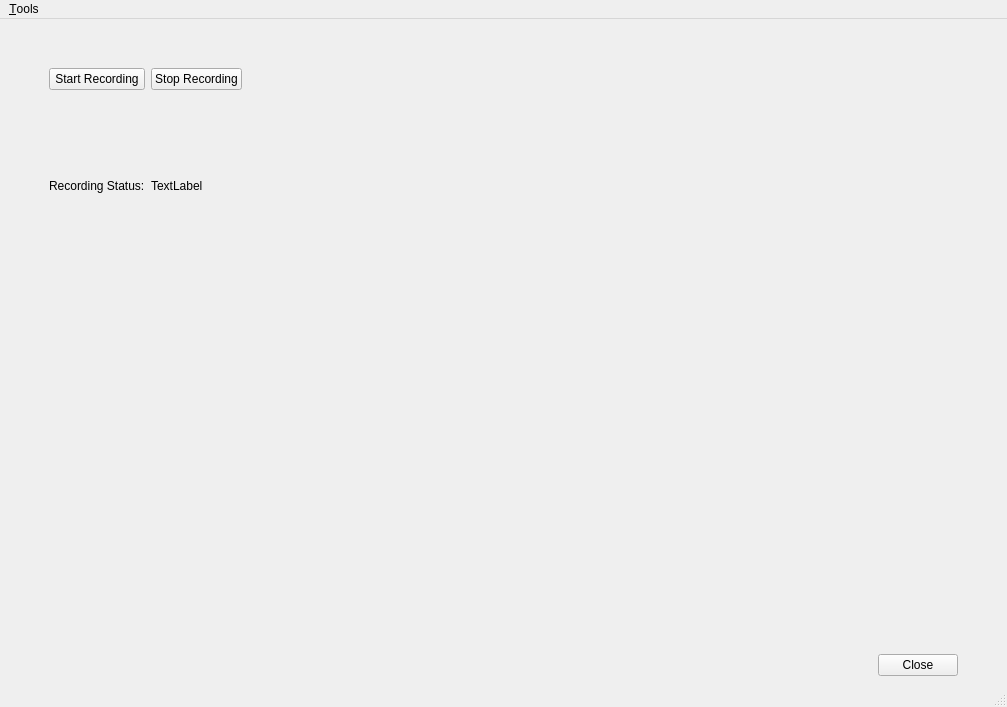
This is src/ui/main.ui in Achicken7301/boxqt as Qt 5 draws it before an edit. The edited form follows.
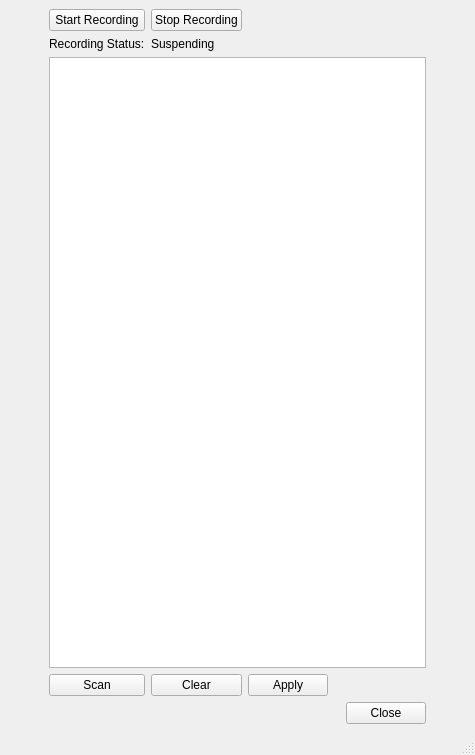
This is the edited form. Custom widgets are drawn as their Qt base class.

```diff
--- a/src/ui/main.ui
+++ b/src/ui/main.ui
@@ -6,8 +6,8 @@
    <rect>
     <x>0</x>
     <y>0</y>
-    <width>1007</width>
-    <height>707</height>
+    <width>457</width>
+    <height>755</height>
    </rect>
   </property>
   <property name="windowTitle">
@@ -15,137 +15,136 @@
   </property>
   <widget class="QWidget" name="centralwidget">
    <layout class="QGridLayout" name="gridLayout">
-    <item row="1" column="2">
+    <item row="6" column="8">
+     <spacer name="horizontalSpacer_5">
+      <property name="orientation">
+       <enum>Qt::Horizontal</enum>
+      </property>
+      <property name="sizeType">
+       <enum>QSizePolicy::Minimum</enum>
+      </property>
+      <property name="sizeHint" stdset="0">
+       <size>
+        <width>40</width>
+        <height>20</height>
+       </size>
+      </property>
+     </spacer>
+    </item>
+    <item row="5" column="6">
+     <spacer name="horizontalSpacer_4">
+      <property name="orientation">
+       <enum>Qt::Horizontal</enum>
+      </property>
+      <property name="sizeHint" stdset="0">
+       <size>
+        <width>40</width>
+        <height>20</height>
+       </size>
+      </property>
+     </spacer>
+    </item>
+    <item row="0" column="0">
+     <spacer name="horizontalSpacer_3">
+      <property name="orientation">
+       <enum>Qt::Horizontal</enum>
+      </property>
+      <property name="sizeType">
+       <enum>QSizePolicy::Minimum</enum>
+      </property>
+      <property name="sizeHint" stdset="0">
+       <size>
+        <width>40</width>
+        <height>20</height>
+       </size>
+      </property>
+     </spacer>
+    </item>
+    <item row="5" column="4">
+     <widget class="QPushButton" name="pushButton_4">
+      <property name="text">
+       <string>Apply</string>
+      </property>
+     </widget>
+    </item>
+    <item row="6" column="2" colspan="5">
+     <spacer name="horizontalSpacer">
+      <property name="orientation">
+       <enum>Qt::Horizontal</enum>
+      </property>
+      <property name="sizeHint" stdset="0">
+       <size>
+        <width>40</width>
+        <height>20</height>
+       </size>
+      </property>
+     </spacer>
+    </item>
+    <item row="6" column="7">
+     <widget class="QPushButton" name="pushButton_2">
+      <property name="text">
+       <string>Close</string>
+      </property>
+     </widget>
+    </item>
+    <item row="2" column="3">
+     <widget class="QLabel" name="sample_rate">
+      <property name="text">
+       <string>Suspending</string>
+      </property>
+     </widget>
+    </item>
+    <item row="0" column="2">
+     <widget class="QPushButton" name="startRecordBtn">
+      <property name="text">
+       <string>Start Recording</string>
+      </property>
+     </widget>
+    </item>
+    <item row="5" column="3">
+     <widget class="QPushButton" name="pushButton">
+      <property name="text">
+       <string>Clear</string>
+      </property>
+     </widget>
+    </item>
+    <item row="0" column="3">
      <widget class="QPushButton" name="stopRecordBtn">
       <property name="text">
        <string>Stop Recording</string>
       </property>
      </widget>
     </item>
-    <item row="4" column="1" colspan="4">
-     <widget class="PlotWidget" name="gyroscope" native="true"/>
-    </item>
-    <item row="5" column="3">
-     <spacer name="horizontalSpacer">
-      <property name="orientation">
-       <enum>Qt::Horizontal</enum>
+    <item row="5" column="2">
+     <widget class="QPushButton" name="pushButton_3">
+      <property name="text">
+       <string>Scan</string>
       </property>
-      <property name="sizeHint" stdset="0">
-       <size>
-        <width>40</width>
-        <height>20</height>
-       </size>
-      </property>
-     </spacer>
+     </widget>
     </item>
     <item row="2" column="2">
-     <widget class="QLabel" name="sample_rate">
-      <property name="text">
-       <string>TextLabel</string>
-      </property>
-     </widget>
-    </item>
-    <item row="1" column="0">
-     <spacer name="horizontalSpacer_3">
-      <property name="orientation">
-       <enum>Qt::Horizontal</enum>
-      </property>
-      <property name="sizeType">
-       <enum>QSizePolicy::Minimum</enum>
-      </property>
-      <property name="sizeHint" stdset="0">
-       <size>
-        <width>40</width>
-        <height>20</height>
-       </size>
-      </property>
-     </spacer>
-    </item>
-    <item row="2" column="0">
-     <spacer name="horizontalSpacer_4">
-      <property name="orientation">
-       <enum>Qt::Horizontal</enum>
-      </property>
-      <property name="sizeType">
-       <enum>QSizePolicy::Minimum</enum>
-      </property>
-      <property name="sizeHint" stdset="0">
-       <size>
-        <width>40</width>
-        <height>20</height>
-       </size>
-      </property>
-     </spacer>
-    </item>
-    <item row="5" column="5">
-     <spacer name="horizontalSpacer_5">
-      <property name="orientation">
-       <enum>Qt::Horizontal</enum>
-      </property>
-      <property name="sizeType">
-       <enum>QSizePolicy::Minimum</enum>
-      </property>
-      <property name="sizeHint" stdset="0">
-       <size>
-        <width>40</width>
-        <height>20</height>
-       </size>
-      </property>
-     </spacer>
-    </item>
-    <item row="1" column="3" colspan="2">
-     <spacer name="horizontalSpacer_2">
-      <property name="orientation">
-       <enum>Qt::Horizontal</enum>
-      </property>
-      <property name="sizeHint" stdset="0">
-       <size>
-        <width>40</width>
-        <height>20</height>
-       </size>
-      </property>
-     </spacer>
-    </item>
-    <item row="2" column="1">
      <widget class="QLabel" name="label">
       <property name="text">
        <string>Recording Status:</string>
       </property>
      </widget>
     </item>
-    <item row="1" column="1">
-     <widget class="QPushButton" name="startRecordBtn">
-      <property name="text">
-       <string>Start Recording</string>
-      </property>
-     </widget>
-    </item>
-    <item row="5" column="4">
-     <widget class="QPushButton" name="pushButton_2">
-      <property name="text">
-       <string>Close</string>
-      </property>
-     </widget>
-    </item>
-    <item row="3" column="1" colspan="4">
-     <widget class="PlotWidget" name="acceleration" native="true"/>
-    </item>
-    <item row="0" column="1">
-     <spacer name="verticalSpacer">
+    <item row="0" column="4" colspan="4">
+     <spacer name="horizontalSpacer_2">
       <property name="orientation">
-       <enum>Qt::Vertical</enum>
-      </property>
-      <property name="sizeType">
-       <enum>QSizePolicy::Minimum</enum>
+       <enum>Qt::Horizontal</enum>
       </property>
       <property name="sizeHint" stdset="0">
        <size>
-        <width>20</width>
-        <height>40</height>
+        <width>40</width>
+        <height>20</height>
        </size>
       </property>
      </spacer>
     </item>
+    <item row="4" column="2" colspan="6">
+     <widget class="QTextEdit" name="textEdit"/>
+    </item>
    </layout>
   </widget>
   <widget class="QMenuBar" name="menubar">
@@ -153,17 +152,10 @@
     <rect>
      <x>0</x>
      <y>0</y>
-     <width>1007</width>
-     <height>26</height>
+     <width>457</width>
+     <height>21</height>
     </rect>
    </property>
-   <widget class="QMenu" name="menu_Tools">
-    <property name="title">
-     <string>&amp;Tools</string>
-    </property>
-    <addaction name="actionBoard_Setting"/>
-   </widget>
-   <addaction name="menu_Tools"/>
   </widget>
   <widget class="QStatusBar" name="statusbar"/>
   <action name="actionBoard_Setting">
@@ -172,14 +164,6 @@
    </property>
   </action>
  </widget>
- <customwidgets>
-  <customwidget>
-   <class>PlotWidget</class>
-   <extends>QWidget</extends>
-   <header>pyqtgraph</header>
-   <container>1</container>
-  </customwidget>
- </customwidgets>
  <resources/>
  <connections/>
 </ui>
```
